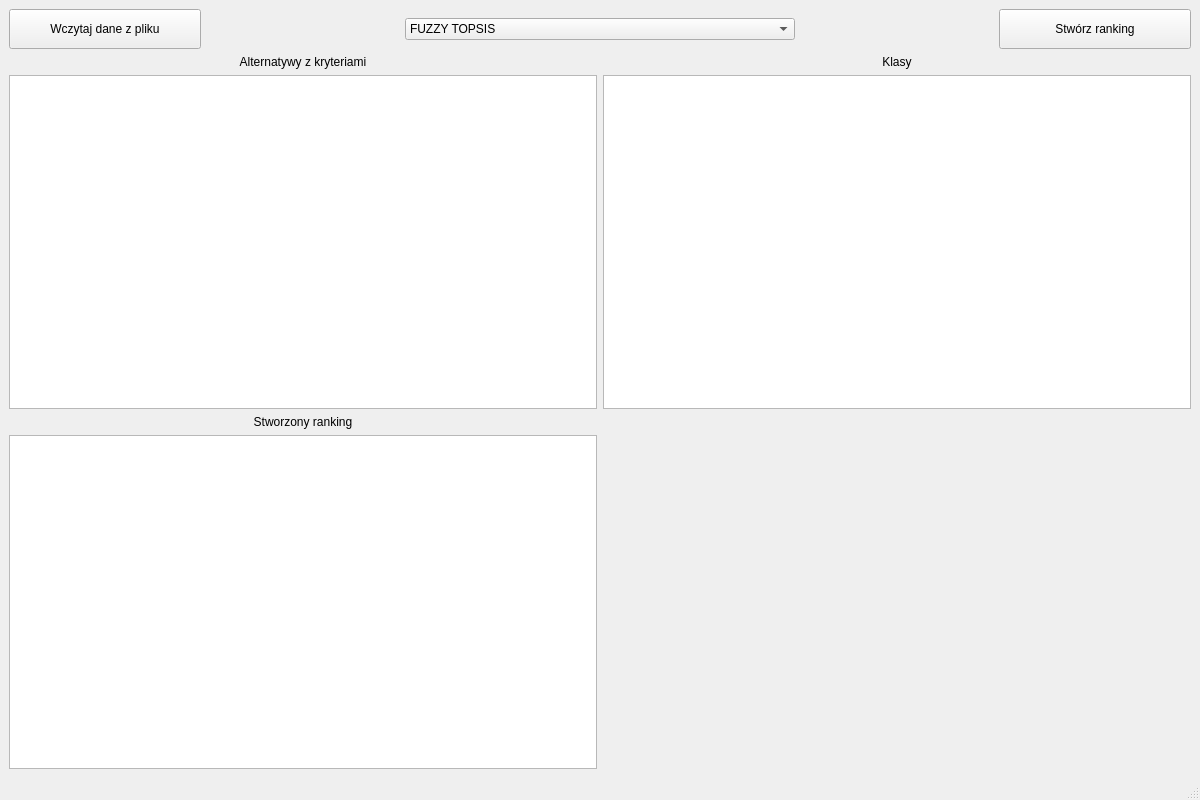
Qt form lab4/OW_GUI/form.ui (Julnowak/Optymalizacja-wielokryterialna) before a commit.
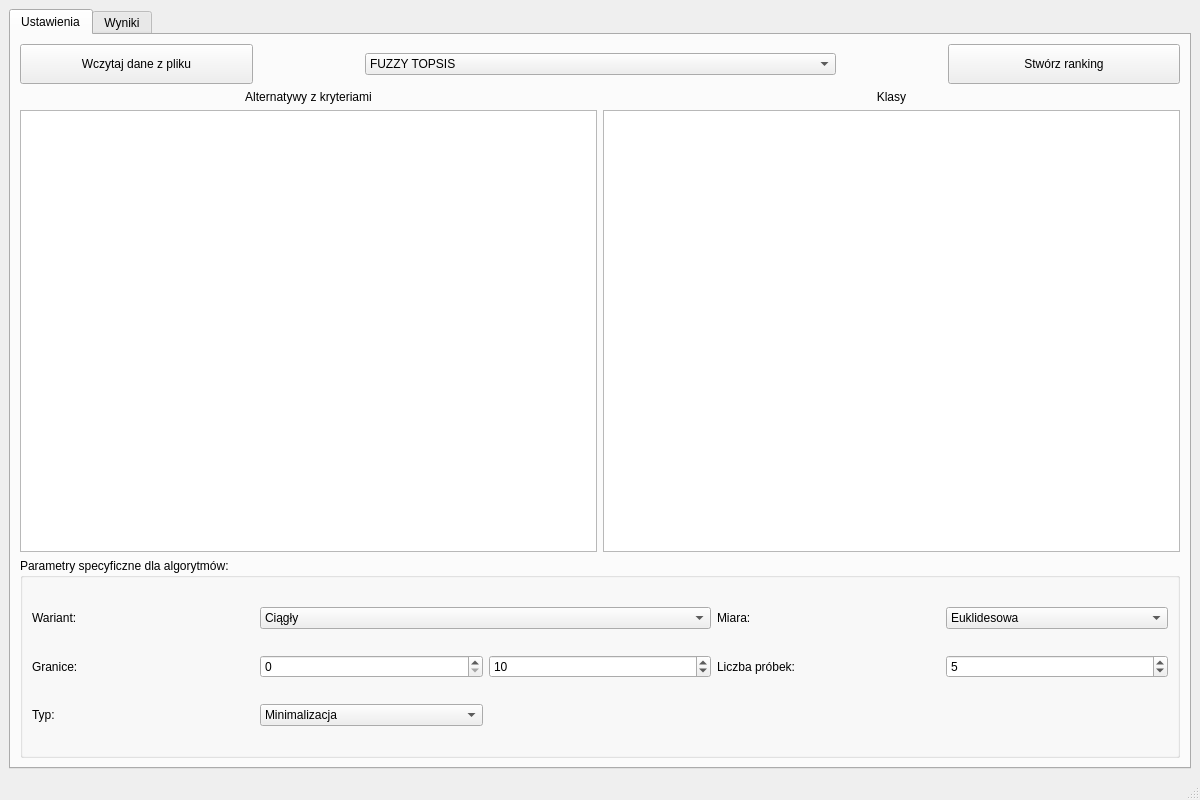
The same form after that commit. Custom widgets are drawn as their Qt base class.

The edit to the form file:
```diff
--- a/lab4/OW_GUI/form.ui
+++ b/lab4/OW_GUI/form.ui
@@ -15,28 +15,18 @@
   </property>
   <widget class="QWidget" name="centralwidget">
    <layout class="QGridLayout" name="gridLayout">
-    <item row="1" column="3" colspan="3">
-     <widget class="QLabel" name="label_2">
-      <property name="text">
-       <string>Klasy</string>
+    <item row="0" column="0">
+     <widget class="QTabWidget" name="tabWidget">
+      <property name="currentIndex">
+       <number>0</number>
       </property>
-      <property name="alignment">
-       <set>Qt::AlignCenter</set>
-      </property>
-     </widget>
-    </item>
-    <item row="1" column="0" colspan="3">
-     <widget class="QLabel" name="label">
-      <property name="text">
-       <string>Alternatywy z kryteriami</string>
-      </property>
-      <property name="alignment">
-       <set>Qt::AlignCenter</set>
-      </property>
-     </widget>
-    </item>
-    <item row="0" column="5">
-     <widget class="QPushButton" name="start_btn">
+      <widget class="QWidget" name="tab">
+       <attribute name="title">
+        <string>Ustawienia</string>
+       </attribute>
+       <layout class="QGridLayout" name="gridLayout_2">
+        <item row="0" column="0">
+         <widget class="QPushButton" name="load_btn">
       <property name="minimumSize">
        <size>
         <width>150</width>
@@ -44,7 +34,7 @@
        </size>
       </property>
       <property name="text">
-       <string>Stwórz ranking</string>
+           <string>Wczytaj dane z pliku</string>
       </property>
      </widget>
     </item>
@@ -64,32 +54,6 @@
       </property>
      </spacer>
     </item>
-    <item row="0" column="4">
-     <spacer name="horizontalSpacer_2">
-      <property name="orientation">
-       <enum>Qt::Horizontal</enum>
-      </property>
-      <property name="sizeType">
-       <enum>QSizePolicy::Fixed</enum>
-      </property>
-      <property name="sizeHint" stdset="0">
-       <size>
-        <width>100</width>
-        <height>20</height>
-       </size>
-      </property>
-     </spacer>
-    </item>
-    <item row="2" column="3" colspan="3">
-     <widget class="QTableWidget" name="class_table">
-      <property name="minimumSize">
-       <size>
-        <width>0</width>
-        <height>200</height>
-       </size>
-      </property>
-     </widget>
-    </item>
     <item row="0" column="2" colspan="2">
      <widget class="QComboBox" name="criterium_select">
       <property name="minimumSize">
@@ -120,8 +84,24 @@
       </item>
      </widget>
     </item>
-    <item row="0" column="0">
-     <widget class="QPushButton" name="load_btn">
+        <item row="0" column="4">
+         <spacer name="horizontalSpacer_2">
+          <property name="orientation">
+           <enum>Qt::Horizontal</enum>
+          </property>
+          <property name="sizeType">
+           <enum>QSizePolicy::Fixed</enum>
+          </property>
+          <property name="sizeHint" stdset="0">
+           <size>
+            <width>100</width>
+            <height>20</height>
+           </size>
+          </property>
+         </spacer>
+        </item>
+        <item row="0" column="5">
+         <widget class="QPushButton" name="start_btn">
       <property name="minimumSize">
        <size>
         <width>150</width>
@@ -129,36 +109,30 @@
        </size>
       </property>
       <property name="text">
-       <string>Wczytaj dane z pliku</string>
+           <string>Stwórz ranking</string>
       </property>
      </widget>
     </item>
-    <item row="4" column="0" colspan="3">
-     <widget class="QTableWidget" name="ranking_table">
-      <property name="minimumSize">
-       <size>
-        <width>0</width>
-        <height>200</height>
-       </size>
-      </property>
-     </widget>
-    </item>
-    <item row="3" column="0" colspan="3">
-     <widget class="QLabel" name="label_3">
+        <item row="1" column="0" colspan="3">
+         <widget class="QLabel" name="label">
+          <property name="text">
+           <string>Alternatywy z kryteriami</string>
+          </property>
+          <property name="alignment">
+           <set>Qt::AlignCenter</set>
+          </property>
+         </widget>
+        </item>
+        <item row="1" column="3" colspan="3">
+         <widget class="QLabel" name="label_2">
       <property name="text">
-       <string>Stworzony ranking</string>
+           <string>Klasy</string>
       </property>
       <property name="alignment">
        <set>Qt::AlignCenter</set>
       </property>
-      <property name="wordWrap">
-       <bool>true</bool>
-      </property>
-     </widget>
-    </item>
-    <item row="4" column="3" colspan="3">
-     <widget class="plotwidget" name="graph" native="true"/>
-    </item>
+         </widget>
+        </item>
     <item row="2" column="0" colspan="3">
      <widget class="QTableWidget" name="alternatives_table">
       <property name="minimumSize">
@@ -170,6 +144,194 @@
       <attribute name="verticalHeaderHighlightSections">
        <bool>true</bool>
       </attribute>
+         </widget>
+        </item>
+        <item row="2" column="3" colspan="3">
+         <widget class="QTableWidget" name="class_table">
+          <property name="minimumSize">
+           <size>
+            <width>0</width>
+            <height>200</height>
+           </size>
+          </property>
+         </widget>
+        </item>
+        <item row="3" column="0" rowspan="2" colspan="6">
+         <widget class="QGroupBox" name="groupBox">
+          <property name="minimumSize">
+           <size>
+            <width>0</width>
+            <height>200</height>
+           </size>
+          </property>
+          <property name="title">
+           <string>Parametry specyficzne dla algorytmów:</string>
+          </property>
+          <layout class="QGridLayout" name="gridLayout_5">
+           <item row="1" column="1">
+            <widget class="QSpinBox" name="lower_bound"/>
+           </item>
+           <item row="1" column="0">
+            <widget class="QLabel" name="label_9">
+             <property name="text">
+              <string>Granice:</string>
+             </property>
+            </widget>
+           </item>
+           <item row="1" column="4">
+            <widget class="QSpinBox" name="sample_num">
+             <property name="minimum">
+              <number>1</number>
+             </property>
+             <property name="value">
+              <number>5</number>
+             </property>
+            </widget>
+           </item>
+           <item row="1" column="2">
+            <widget class="QSpinBox" name="upper_bound">
+             <property name="value">
+              <number>10</number>
+             </property>
+            </widget>
+           </item>
+           <item row="0" column="1" colspan="2">
+            <widget class="QComboBox" name="variant_select">
+             <item>
+              <property name="text">
+               <string>Ciągły</string>
+              </property>
+             </item>
+             <item>
+              <property name="text">
+               <string>Dyskretny</string>
+              </property>
+             </item>
+            </widget>
+           </item>
+           <item row="1" column="3">
+            <widget class="QLabel" name="label_11">
+             <property name="text">
+              <string>Liczba próbek:</string>
+             </property>
+            </widget>
+           </item>
+           <item row="0" column="0">
+            <widget class="QLabel" name="label_8">
+             <property name="text">
+              <string>Wariant:</string>
+             </property>
+            </widget>
+           </item>
+           <item row="0" column="4">
+            <widget class="QComboBox" name="metric_select">
+             <item>
+              <property name="text">
+               <string>Euklidesowa</string>
+              </property>
+             </item>
+             <item>
+              <property name="text">
+               <string>Czebyszewa</string>
+              </property>
+             </item>
+            </widget>
+           </item>
+           <item row="0" column="3">
+            <widget class="QLabel" name="label_10">
+             <property name="text">
+              <string>Miara:</string>
+             </property>
+            </widget>
+           </item>
+           <item row="2" column="0">
+            <widget class="QLabel" name="label_4">
+             <property name="maximumSize">
+              <size>
+               <width>16777215</width>
+               <height>30</height>
+              </size>
+             </property>
+             <property name="text">
+              <string>Typ:</string>
+             </property>
+            </widget>
+           </item>
+           <item row="2" column="1">
+            <widget class="QComboBox" name="opti_type">
+             <item>
+              <property name="text">
+               <string>Minimalizacja</string>
+              </property>
+             </item>
+             <item>
+              <property name="text">
+               <string>Maksymalizacja</string>
+              </property>
+             </item>
+            </widget>
+           </item>
+          </layout>
+         </widget>
+        </item>
+       </layout>
+      </widget>
+      <widget class="QWidget" name="tab_2">
+       <attribute name="title">
+        <string>Wyniki</string>
+       </attribute>
+       <layout class="QGridLayout" name="gridLayout_4">
+        <item row="0" column="1">
+         <widget class="QLabel" name="label_3">
+          <property name="text">
+           <string>Stworzony ranking</string>
+          </property>
+          <property name="alignment">
+           <set>Qt::AlignCenter</set>
+          </property>
+          <property name="wordWrap">
+           <bool>true</bool>
+          </property>
+         </widget>
+        </item>
+        <item row="0" column="0">
+         <widget class="QLabel" name="label_7">
+          <property name="maximumSize">
+           <size>
+            <width>16777215</width>
+            <height>50</height>
+           </size>
+          </property>
+          <property name="text">
+           <string>Wykres</string>
+          </property>
+          <property name="alignment">
+           <set>Qt::AlignCenter</set>
+          </property>
+         </widget>
+        </item>
+        <item row="1" column="1">
+         <widget class="QTableWidget" name="ranking_table">
+          <property name="minimumSize">
+           <size>
+            <width>0</width>
+            <height>200</height>
+           </size>
+          </property>
+         </widget>
+        </item>
+        <item row="1" column="0" rowspan="2">
+         <widget class="plotwidget" name="graph" native="true">
+          <property name="minimumSize">
+           <size>
+            <width>600</width>
+            <height>0</height>
+           </size>
+          </property>
+         </widget>
+        </item>
+       </layout>
+      </widget>
      </widget>
     </item>
    </layout>
```
Lines whose indentation alone changed are shown as unchanged.
